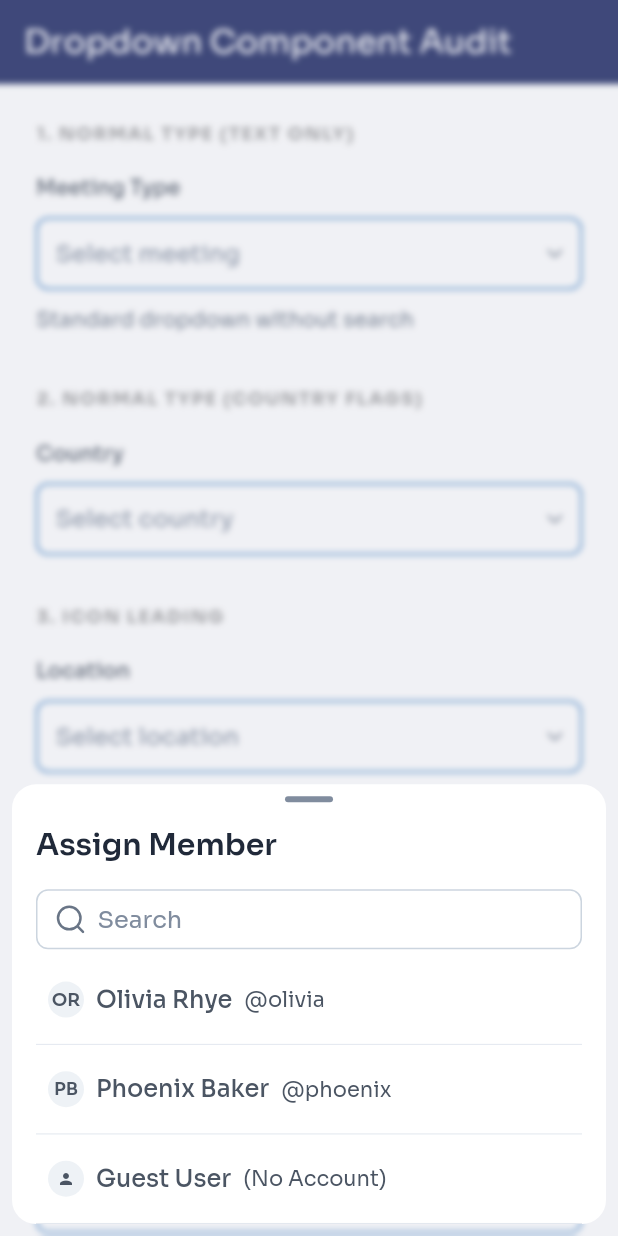
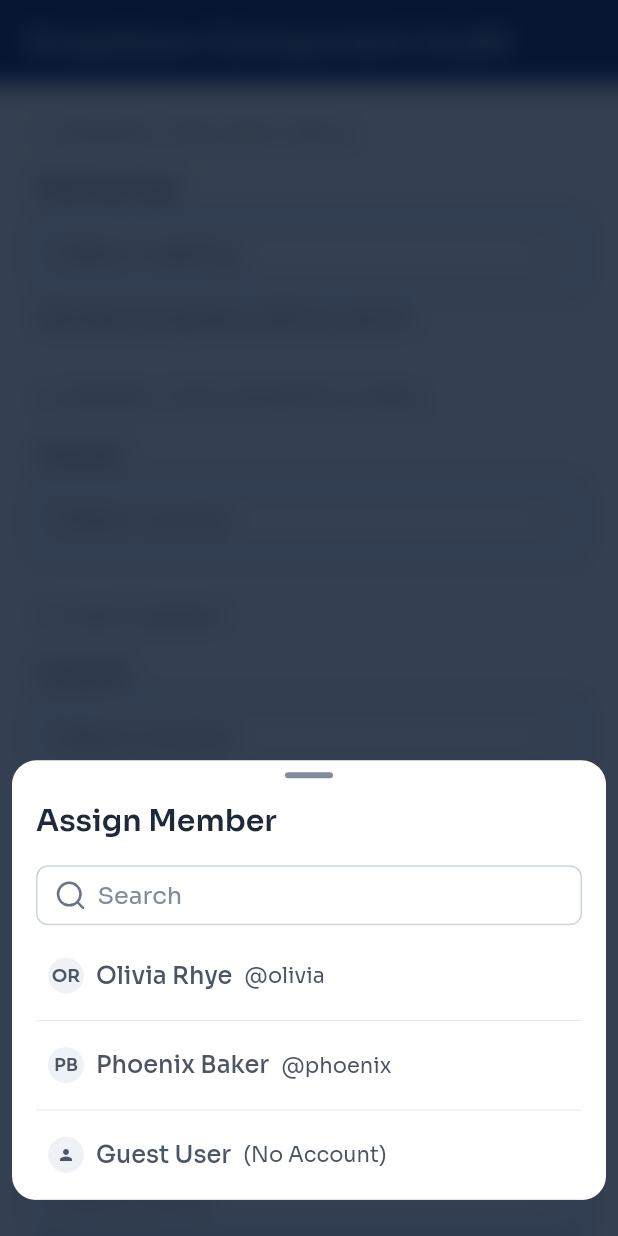
Before and after one commit to Efe-Roy/design-system, a Flutter app: the screen it shows after launch, after a tap on "Select member", on a phone screen of 412 x 824 dp. Run offline on Flutter 3.47's test engine with Material 3 defaults, Android fonts, the phone set to English and light mode, and no system bars; our stand-ins replace flutter_bloc, flutter_svg, get_it, shared_preferences; network calls fail.

```diff
--- a/lib/core/common/components/gb_input_dropdown/gb_input_dropdown.dart
+++ b/lib/core/common/components/gb_input_dropdown/gb_input_dropdown.dart
@@ -114,7 +114,7 @@ class _GbInputDropdownState<T> extends State<GbInputDropdown<T>> {
                       child: GlobusBlur.applyBlur(
                         blurFilter: isSuccessState
                             ? GlobusBlur.lg
-                            : GlobusBlur.vsm,
+                            : GlobusBlur.sm,
                         child: AnimatedContainer(
                           duration: const Duration(milliseconds: 150),
                           color: isSuccessState
@@ -132,15 +132,14 @@ class _GbInputDropdownState<T> extends State<GbInputDropdown<T>> {
                   // 2. MODAL CONTENT BOX
                   Align(
                     alignment: Alignment.bottomCenter,
-                    child: SafeArea(
                     child: Container(
                       margin: EdgeInsets.only(
                         left: GbInputDropdownGeometry.modalPaddingOuter,
                         right: GbInputDropdownGeometry.modalPaddingOuter,
                         top: GbInputDropdownGeometry.modalPaddingOuter,
-                          bottom:
-                              GbInputDropdownGeometry.modalPaddingOuter +
-                              bottomInsets,
+                        bottom: 24,
+                        // GbInputDropdownGeometry.modalPaddingOuter +
+                        // bottomInsets,
                       ),
                       padding: EdgeInsets.zero,
                       constraints: BoxConstraints(
@@ -166,19 +165,17 @@ class _GbInputDropdownState<T> extends State<GbInputDropdown<T>> {
                           Center(
                             child: Container(
                               width: GbInputDropdownGeometry.dragHandleWidth,
-                                height:
-                                    GbInputDropdownGeometry.dragHandleHeight,
+                              height: GbInputDropdownGeometry.dragHandleHeight,
                               margin: const EdgeInsets.only(
-                                  top: GbInputDropdownGeometry
-                                      .dragHandleTopMargin,
+                                top:
+                                    GbInputDropdownGeometry.dragHandleTopMargin,
                               ),
                               decoration: BoxDecoration(
                                 color: GbInputDropdownTokens.dragHandleColor(
                                   context,
                                 ),
                                 borderRadius: BorderRadius.circular(
-                                    GbInputDropdownGeometry.dragHandleHeight /
-                                        2,
+                                  GbInputDropdownGeometry.dragHandleHeight / 2,
                                 ),
                               ),
                             ),
@@ -191,8 +188,8 @@ class _GbInputDropdownState<T> extends State<GbInputDropdown<T>> {
                             padding: const EdgeInsets.symmetric(
                               horizontal: GbInputDropdownGeometry
                                   .headerPaddingHorizontal,
-                                vertical: GbInputDropdownGeometry
-                                    .headerPaddingVertical,
+                              vertical:
+                                  GbInputDropdownGeometry.headerPaddingVertical,
                             ),
                             child: Column(
                               crossAxisAlignment: CrossAxisAlignment.start,
@@ -309,8 +306,20 @@ class _GbInputDropdownState<T> extends State<GbInputDropdown<T>> {
                         ],
                       ),
                     ),
+                    // child: SafeArea(
+                    // ),
                   ),
-                  ),
+
+                  // // 3. COVER BOTTOM HOME INDICATOR ✅
+                  // Positioned(
+                  //   bottom: 0,
+                  //   left: 0,
+                  //   right: 0,
+                  //   child: Container(
+                  //     height: MediaQuery.of(context).padding.bottom + 40,
+                  //     color: Colors.black12,
+                  //   ),
+                  // ),
                 ],
               ),
             );
@@ -402,11 +411,20 @@ class _GbInputDropdownState<T> extends State<GbInputDropdown<T>> {
             ],
 
             const SizedBox(width: GbInputDropdownGeometry.trailingIconGap),
-            SvgPicture.asset(
+
+            Container(
+              // decoration: BoxDecoration(
+              //   // shape: BoxShape.circle,
+              //   // color: colorConfig.background,
+              //   border: Border.all(color: Colors.red),
+              // ),
+              child: SvgPicture.asset(
                 'assets/icons/dropdown_icon.svg',
-              width: GbInputDropdownGeometry.chevronSize,
-              height: GbInputDropdownGeometry.chevronSize,
+                // width: GbInputDropdownGeometry.chevronSize,
+                // height: GbInputDropdownGeometry.chevronSize,
                 colorFilter: ColorFilter.mode(iconColor, BlendMode.srcIn),
+                // fit: BoxFit.contain,
+              ),
             ),
           ],
         ),
--- a/lib/core/common/components/gb_input_dropdown/gb_input_dropdown_tokens.dart
+++ b/lib/core/common/components/gb_input_dropdown/gb_input_dropdown_tokens.dart
@@ -75,8 +75,10 @@ class GbInputDropdownTokens {
       .copyWith(color: SemanticColors.of(context).textBold);
 
   // Dynamic Overlay states
+  // static Color modalBarrierColorBefore(BuildContext context) =>
+  //     SemanticColors.of(context).blanketSubtle;
   static Color modalBarrierColorBefore(BuildContext context) =>
-      SemanticColors.of(context).blanketSubtler;
+      const Color.fromARGB(255, 1, 15, 37).withValues(alpha: 0.8);
   static Color modalBarrierColorAfter(BuildContext context) =>
       SemanticColors.of(context).blanketSubtle;
 
--- a/lib/core/common/constants/gb_color_tokens.dart
+++ b/lib/core/common/constants/gb_color_tokens.dart
@@ -55,6 +55,7 @@ class ColorTokens {
   static const Color gray25Opa20 = Color(0x33F9FAFB);
   static const Color gray25Opa0 = Color(0x00F9FAFB);
   static const Color gray900Opa50 = Color(0x80121926);
+  static const Color gray900Opa90 = Color.fromARGB(240, 18, 25, 38);
   static const Color gray900Opa20 = Color(0x33121926);
   static const Color gray900Opa0 = Color(0x00121926);
   static const Color gray950Opa50 = Color(0x800D121C);
--- a/lib/core/common/constants/gb_semantic_tokens.dart
+++ b/lib/core/common/constants/gb_semantic_tokens.dart
@@ -581,7 +581,8 @@ class SemanticColors extends ThemeExtension<SemanticColors> {
 
       // Blanket-related properties
       blanket: ColorTokens.darkBlue200Opa40,
-      blanketSubtle: ColorTokens.darkBlue200Opa30,
+      // blanketSubtle: ColorTokens.darkBlue200Opa30,
+      blanketSubtle: ColorTokens.gray900Opa90,
       blanketSubtler: ColorTokens.darkBlue200Opa20,
 
       // Skeleton-related properties
--- a/pubspec.yaml
+++ b/pubspec.yaml
@@ -38,6 +38,7 @@ dependencies:
   get_it: ^9.1.0
   flutter_bloc: ^9.1.1
   shared_preferences: ^2.5.3
+  flutter_utilsx: ^1.1.2
 
 dev_dependencies:
   flutter_test:
```
Also changed, not shown: pubspec.lock. Lines whose indentation alone changed are shown as unchanged.
